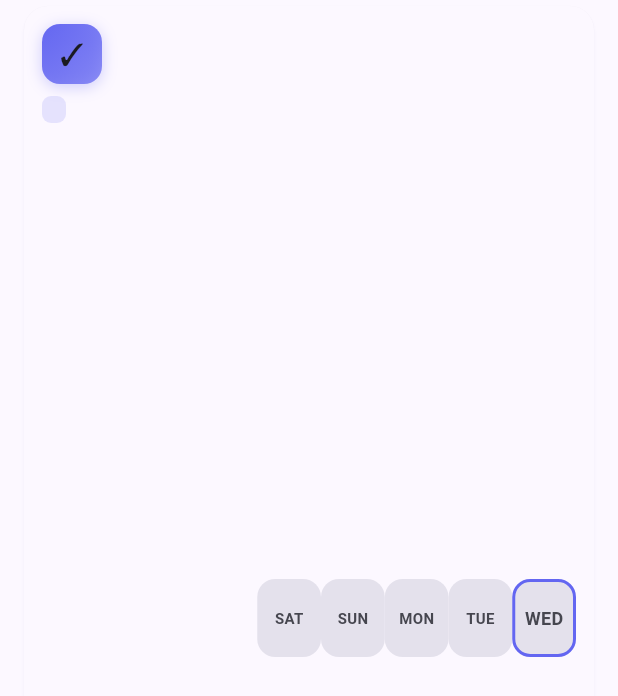
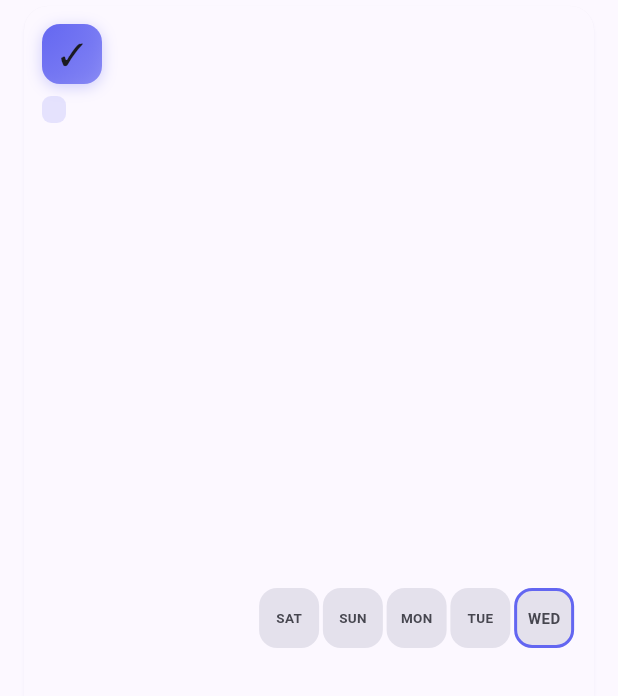
Before and after one commit to fahmed93/habits, a Flutter app: the HabitItem widget shown alone on an empty page, opened directly with empty values, on a phone screen of 412 x 824 dp. Shown: the top 696 px of the screen. Run offline on Flutter 3.47's test engine with Material 3 defaults, Android fonts, the phone set to English and light mode, and no system bars; our stand-ins replace file_picker, firebase_auth, firebase_core, google_sign_in, share_plus, shared_preferences and 1 more; accounts and stored records are empty.

Commit message:
Reduce square size in habit items for better mobile optimization
Co-authored-by: fahmed93 <4407704+fahmed93@users.noreply.github.com>

```diff
--- a/lib/widgets/habit_item.dart
+++ b/lib/widgets/habit_item.dart
@@ -111,7 +111,7 @@ class _HabitItemState extends State<HabitItem> {
     final dayOfWeek = ['SUN', 'MON', 'TUE', 'WED', 'THU', 'FRI', 'SAT'][dayIndex];
 
     // Use fixed size for all squares to maintain alignment
-    const size = 52.0;
+    const size = 40.0;
 
     return GestureDetector(
       onTap: () {
@@ -150,12 +150,12 @@ class _HabitItemState extends State<HabitItem> {
               ? Icon(
                   Icons.check_rounded,
                   color: Colors.white,
-                  size: isToday ? 30.0 : 24.0,
+                  size: isToday ? 24.0 : 20.0,
                 )
               : Text(
                   dayOfWeek,
                   style: TextStyle(
-                    fontSize: isToday ? 12.0 : 10.0,
+                    fontSize: isToday ? 10.0 : 9.0,
                     fontWeight: FontWeight.w600,
                     color: Theme.of(context).colorScheme.onSurfaceVariant,
                   ),
```
